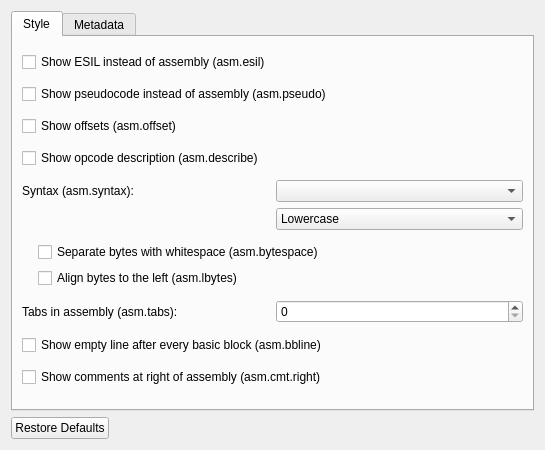
Qt form src/dialogs/preferences/AsmOptionsWidget.ui (rizinorg/cutter) before a commit.
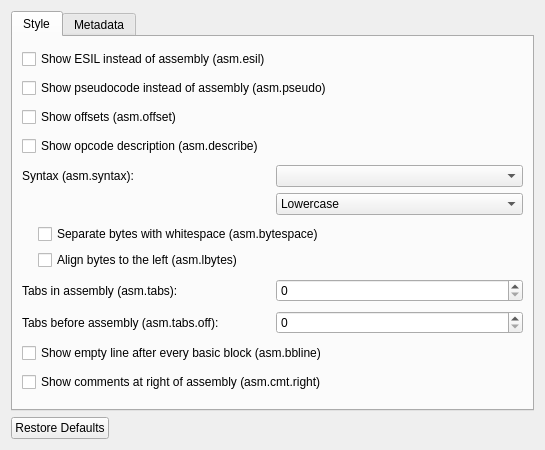
The same form after that commit. The open tabs and pages were chosen to show the change.

Commit message: Add option to configure asm.tabs.off

```diff
--- a/src/dialogs/preferences/AsmOptionsWidget.ui
+++ b/src/dialogs/preferences/AsmOptionsWidget.ui
@@ -127,6 +127,27 @@
          </item>
         </layout>
        </item>
+       <item>
+        <layout class="QGridLayout" name="gridLayout_4">
+         <item row="0" column="0">
+          <widget class="QLabel" name="asmTabsOffLabel">
+           <property name="text">
+            <string>Tabs before assembly (asm.tabs.off):</string>
+           </property>
+          </widget>
+         </item>
+         <item row="0" column="1">
+          <widget class="QSpinBox" name="asmTabsOffSpinBox">
+           <property name="maximum">
+            <number>100</number>
+           </property>
+           <property name="singleStep">
+            <number>5</number>
+           </property>
+          </widget>
+         </item>
+        </layout>
+       </item>
        <item>
         <widget class="QCheckBox" name="bblineCheckBox">
          <property name="text">
```
The commit also changes 4 other files.
